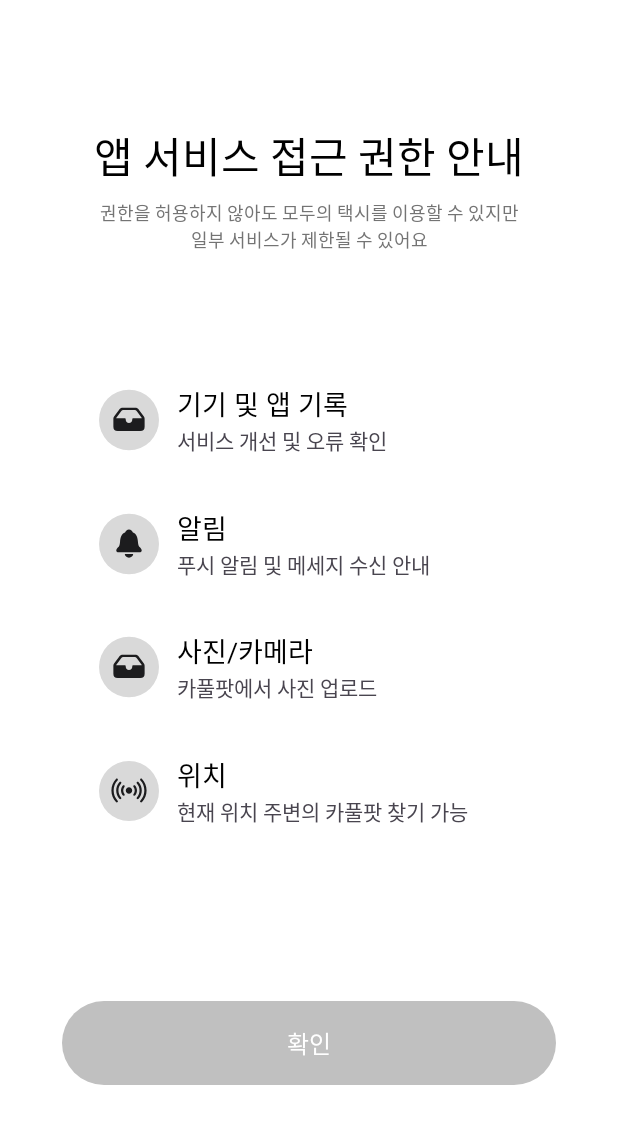
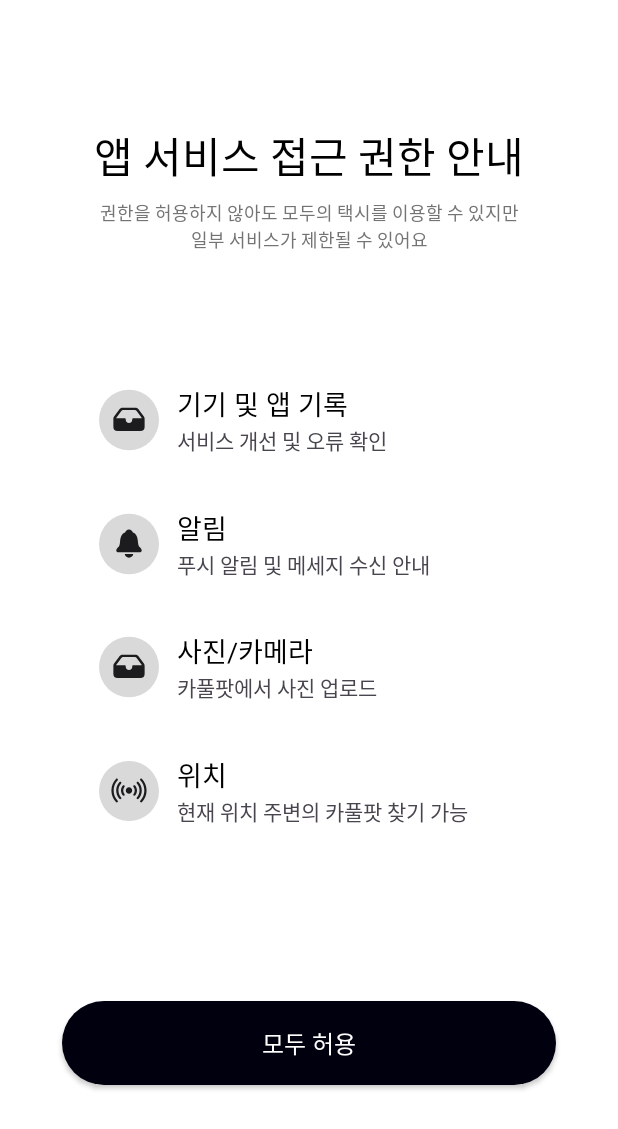
Before and after one commit to MODU-TAXI/android, an Android app: the AuthorizationGuideFragment screen opened through its navigation route, on a phone screen of 412 x 824 dp. Shown: the top 1129 px of the screen. Run offline under Robolectric (Android 15) with nearby library versions, the phone set to English and light mode, and no system bars; our stand-ins replace Dagger/Hilt's generated code, data binding; libraries missing offline, so code that uses them is left out: com.kakao.sdk.

Commit message:
[MA-6] fix : 앱 필요권한 요청 flow 수정

```diff
--- a/presentation/src/main/res/layout/fragment_authorization_guide.xml
+++ b/presentation/src/main/res/layout/fragment_authorization_guide.xml
@@ -266,10 +266,9 @@
             android:id="@+id/btn_check"
             android:layout_width="0dp"
             android:layout_height="wrap_content"
-            android:background="@drawable/rect_grey1_fill_nostroke_61radius"
-            android:enabled="false"
+            android:background="@drawable/rect_black0_fill_nostroke_61radius"
             android:paddingVertical="16dp"
-            android:text="확인"
+            android:text="모두 허용"
             android:textColor="#FFFFFF"
             android:textSize="16sp"
             android:gravity="center"
```
Also changed, not shown: presentation/src/main/java/com/motax/modutaxi/presentation/ui/intro/signup/authorization/AuthorizationGuideFragment.kt (+5 -4 lines).
